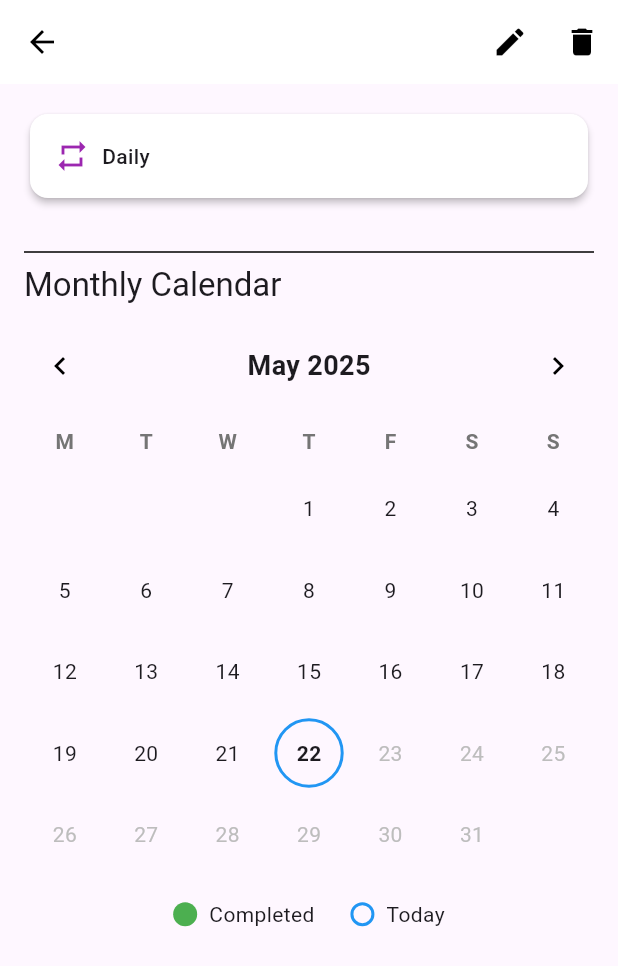
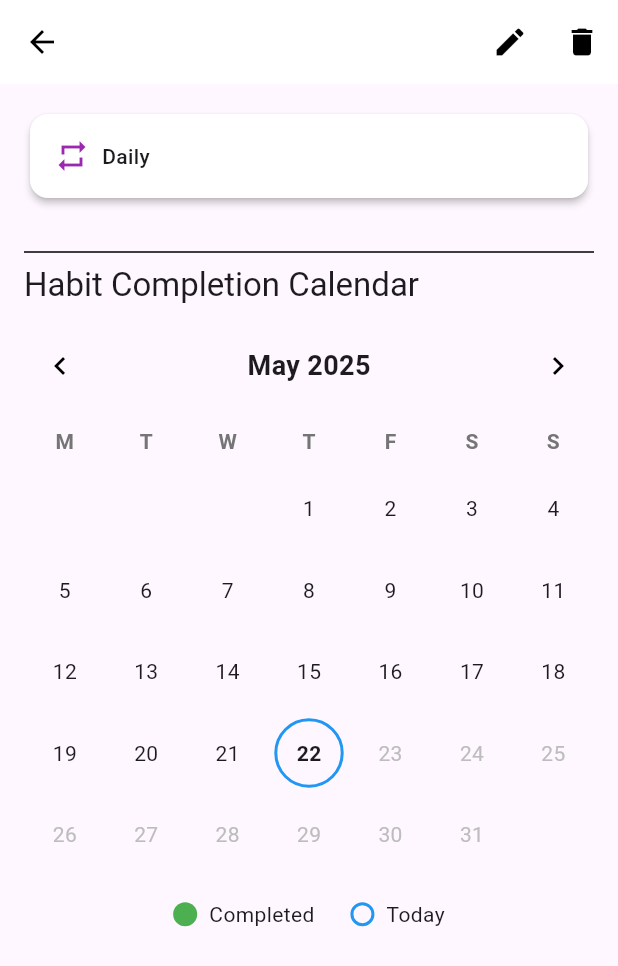
Before and after one commit to fabianbaumert/habitly, a Flutter app: the HabitDetailScreen screen opened directly with empty values, on a phone screen of 412 x 824 dp. Shown: the top 966 px of the screen. Run offline on Flutter 3.47's test engine with Material 3 defaults, Android fonts, the phone set to English and light mode, and no system bars; our stand-ins replace cloud_firestore, confetti, connectivity_plus, dio, firebase_auth, firebase_core and 6 more; accounts and stored records are empty; generated files the repository leaves out were written again.

Commit message:
feat: update calendar title to 'Habit Completion Calendar' for clarity

```diff
--- a/lib/screens/habit_detail_screen.dart
+++ b/lib/screens/habit_detail_screen.dart
@@ -144,7 +144,7 @@ class HabitDetailScreen extends ConsumerWidget {
           crossAxisAlignment: CrossAxisAlignment.start,
           children: [
             Text(
-              'Monthly Calendar',
+              'Habit Completion Calendar',
               style: Theme.of(context).textTheme.titleLarge,
             ),
             const SizedBox(height: 16),
```
